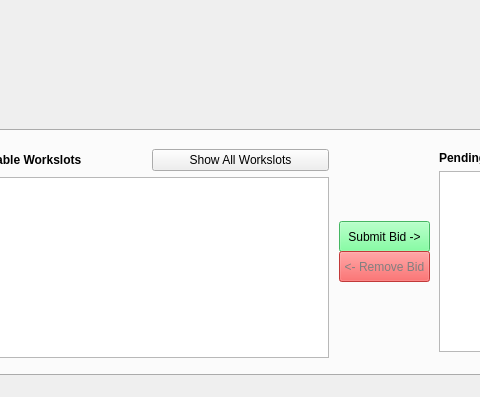
First picture: the form in QtCafeWorkforceManager/CafeStaffWindow.ui, repository wreathe-unreal/CSIT314-Project, before the edit; both pictures show x 373 to 853 and y 154 to 551 of the 1194 by 551 pixel window.
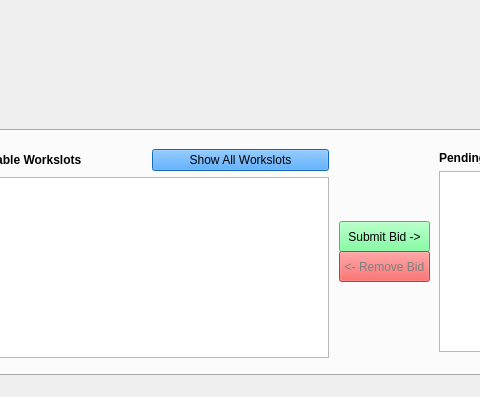
Second picture: the form after the edit. The open tabs and pages were chosen to show the change. Icons and pictures are not drawn.

Patch:
```diff
--- a/QtCafeWorkforceManager/CafeStaffWindow.ui
+++ b/QtCafeWorkforceManager/CafeStaffWindow.ui
@@ -272,6 +272,10 @@
          </item>
          <item>
           <widget class="QPushButton" name="pushButton">
+           <property name="styleSheet">
+            <string notr="true">background-color: dodgerblue;
+color: black;</string>
+           </property>
            <property name="text">
             <string>Show All Workslots</string>
            </property>
```
